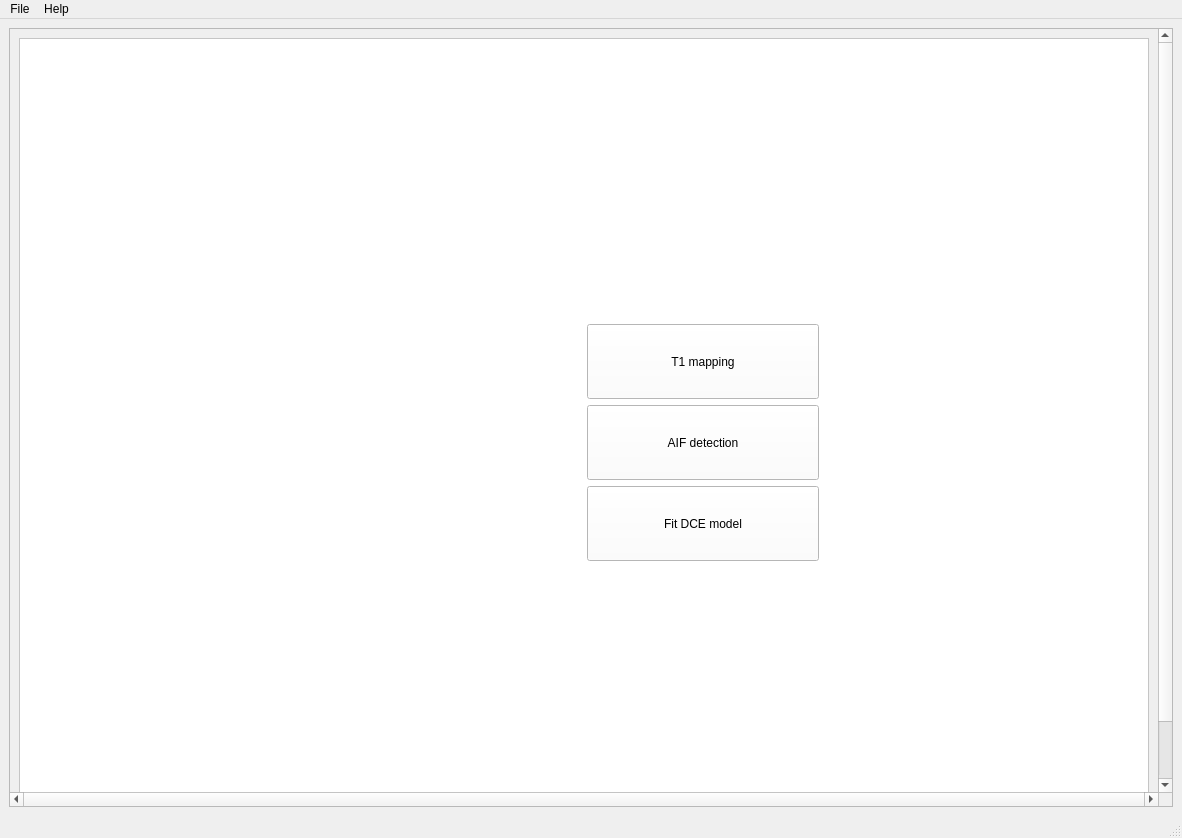
Qt form madym/qt_gui/madym_gui.ui (michaelberks/madym_cxx) before a commit.
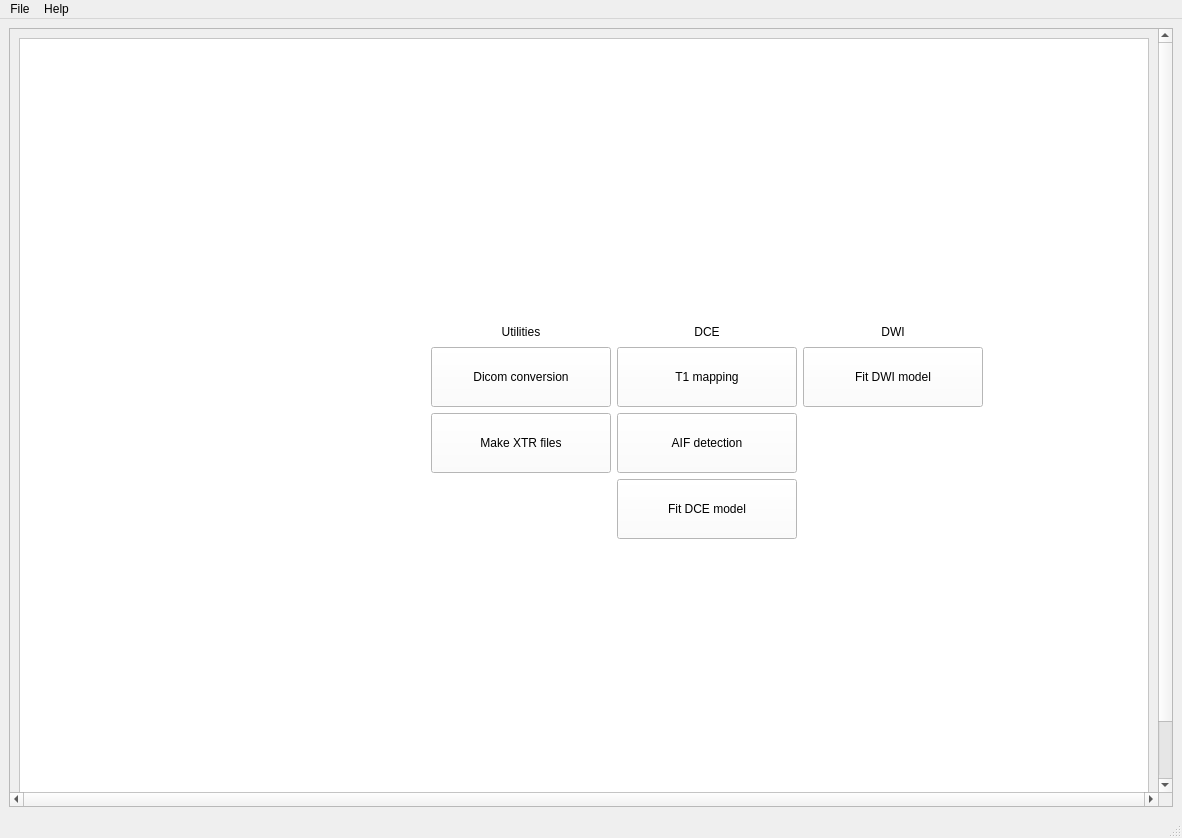
The same form after that commit. The open tabs and pages were chosen to show the change. Icons and pictures are not drawn.

Commit message: Finalise DWI tools, upgrade to GUI, Dicom converter and XTR maker

What changed in the file:
```diff
--- a/madym/qt_gui/madym_gui.ui
+++ b/madym/qt_gui/madym_gui.ui
@@ -477,6 +477,71 @@
           </property>
           <widget class="QWidget" name="homePage">
            <layout class="QGridLayout" name="gridLayout_3">
+            <item row="2" column="2">
+             <widget class="QPushButton" name="dicomButton">
+              <property name="minimumSize">
+               <size>
+                <width>180</width>
+                <height>60</height>
+               </size>
+              </property>
+              <property name="text">
+               <string>Dicom conversion</string>
+              </property>
+             </widget>
+            </item>
+            <item row="6" column="1">
+             <spacer name="verticalSpacer_8">
+              <property name="orientation">
+               <enum>Qt::Vertical</enum>
+              </property>
+              <property name="sizeHint" stdset="0">
+               <size>
+                <width>20</width>
+                <height>272</height>
+               </size>
+              </property>
+             </spacer>
+            </item>
+            <item row="3" column="3">
+             <widget class="QPushButton" name="computeIFButton">
+              <property name="minimumSize">
+               <size>
+                <width>0</width>
+                <height>60</height>
+               </size>
+              </property>
+              <property name="text">
+               <string>AIF detection</string>
+              </property>
+             </widget>
+            </item>
+            <item row="3" column="0">
+             <spacer name="horizontalSpacer">
+              <property name="orientation">
+               <enum>Qt::Horizontal</enum>
+              </property>
+              <property name="sizeHint" stdset="0">
+               <size>
+                <width>197</width>
+                <height>20</height>
+               </size>
+              </property>
+             </spacer>
+            </item>
+            <item row="4" column="3">
+             <widget class="QPushButton" name="fitModelButton">
+              <property name="minimumSize">
+               <size>
+                <width>0</width>
+                <height>60</height>
+               </size>
+              </property>
+              <property name="text">
+               <string>Fit DCE model</string>
+              </property>
+             </widget>
+            </item>
             <item row="0" column="1">
              <spacer name="verticalSpacer_2">
               <property name="orientation">
@@ -490,12 +555,94 @@
               </property>
              </spacer>
             </item>
-            <item row="1" column="1" rowspan="3">
+            <item row="3" column="5">
+             <spacer name="horizontalSpacer_2">
+              <property name="orientation">
+               <enum>Qt::Horizontal</enum>
+              </property>
+              <property name="sizeHint" stdset="0">
+               <size>
+                <width>196</width>
+                <height>20</height>
+               </size>
+              </property>
+             </spacer>
+            </item>
+            <item row="2" column="3">
+             <widget class="QPushButton" name="computeT1Button">
+              <property name="minimumSize">
+               <size>
+                <width>180</width>
+                <height>60</height>
+               </size>
+              </property>
+              <property name="text">
+               <string>T1 mapping</string>
+              </property>
+             </widget>
+            </item>
+            <item row="2" column="4">
+             <widget class="QPushButton" name="dwiModelButton">
+              <property name="minimumSize">
+               <size>
+                <width>180</width>
+                <height>60</height>
+               </size>
+              </property>
+              <property name="text">
+               <string>Fit DWI model</string>
+              </property>
+             </widget>
+            </item>
+            <item row="3" column="2">
+             <widget class="QPushButton" name="xtrButton">
+              <property name="minimumSize">
+               <size>
+                <width>0</width>
+                <height>60</height>
+               </size>
+              </property>
+              <property name="text">
+               <string>Make XTR files</string>
+              </property>
+             </widget>
+            </item>
+            <item row="1" column="2">
+             <widget class="QLabel" name="label_49">
+              <property name="text">
+               <string>Utilities</string>
+              </property>
+              <property name="alignment">
+               <set>Qt::AlignCenter</set>
+              </property>
+             </widget>
+            </item>
+            <item row="1" column="3">
+             <widget class="QLabel" name="label_50">
+              <property name="text">
+               <string>DCE</string>
+              </property>
+              <property name="alignment">
+               <set>Qt::AlignCenter</set>
+              </property>
+             </widget>
+            </item>
+            <item row="1" column="4">
+             <widget class="QLabel" name="label_51">
+              <property name="text">
+               <string>DWI</string>
+              </property>
+              <property name="alignment">
+               <set>Qt::AlignCenter</set>
+              </property>
+             </widget>
+            </item>
+            <item row="1" column="1" rowspan="5">
              <widget class="QLabel" name="label_11">
               <property name="minimumSize">
                <size>
-                <width>232</width>
-                <height>231</height>
+                <width>240</width>
+                <height>240</height>
                </size>
               </property>
               <property name="text">
@@ -506,84 +653,6 @@
               </property>
              </widget>
             </item>
-            <item row="1" column="2">
-             <widget class="QPushButton" name="computeT1Button">
-              <property name="minimumSize">
-               <size>
-                <width>232</width>
-                <height>75</height>
-               </size>
-              </property>
-              <property name="text">
-               <string>T1 mapping</string>
-              </property>
-             </widget>
-            </item>
-            <item row="2" column="0">
-             <spacer name="horizontalSpacer">
-              <property name="orientation">
-               <enum>Qt::Horizontal</enum>
-              </property>
-              <property name="sizeHint" stdset="0">
-               <size>
-                <width>197</width>
-                <height>20</height>
-               </size>
-              </property>
-             </spacer>
-            </item>
-            <item row="2" column="2">
-             <widget class="QPushButton" name="computeIFButton">
-              <property name="minimumSize">
-               <size>
-                <width>0</width>
-                <height>75</height>
-               </size>
-              </property>
-              <property name="text">
-               <string>AIF detection</string>
-              </property>
-             </widget>
-            </item>
-            <item row="2" column="3">
-             <spacer name="horizontalSpacer_2">
-              <property name="orientation">
-               <enum>Qt::Horizontal</enum>
-              </property>
-              <property name="sizeHint" stdset="0">
-               <size>
-                <width>196</width>
-                <height>20</height>
-               </size>
-              </property>
-             </spacer>
-            </item>
-            <item row="3" column="2">
-             <widget class="QPushButton" name="fitModelButton">
-              <property name="minimumSize">
-               <size>
-                <width>0</width>
-                <height>75</height>
-               </size>
-              </property>
-              <property name="text">
-               <string>Fit DCE model</string>
-              </property>
-             </widget>
-            </item>
-            <item row="4" column="1">
-             <spacer name="verticalSpacer_8">
-              <property name="orientation">
-               <enum>Qt::Vertical</enum>
-              </property>
-              <property name="sizeHint" stdset="0">
-               <size>
-                <width>20</width>
-                <height>272</height>
-               </size>
-              </property>
-             </spacer>
-            </item>
            </layout>
           </widget>
           <widget class="QWidget" name="runPage">
```
Left out of the diff: 80 changed lines with no effect on the pictures. The commit also changes 11 other files.
